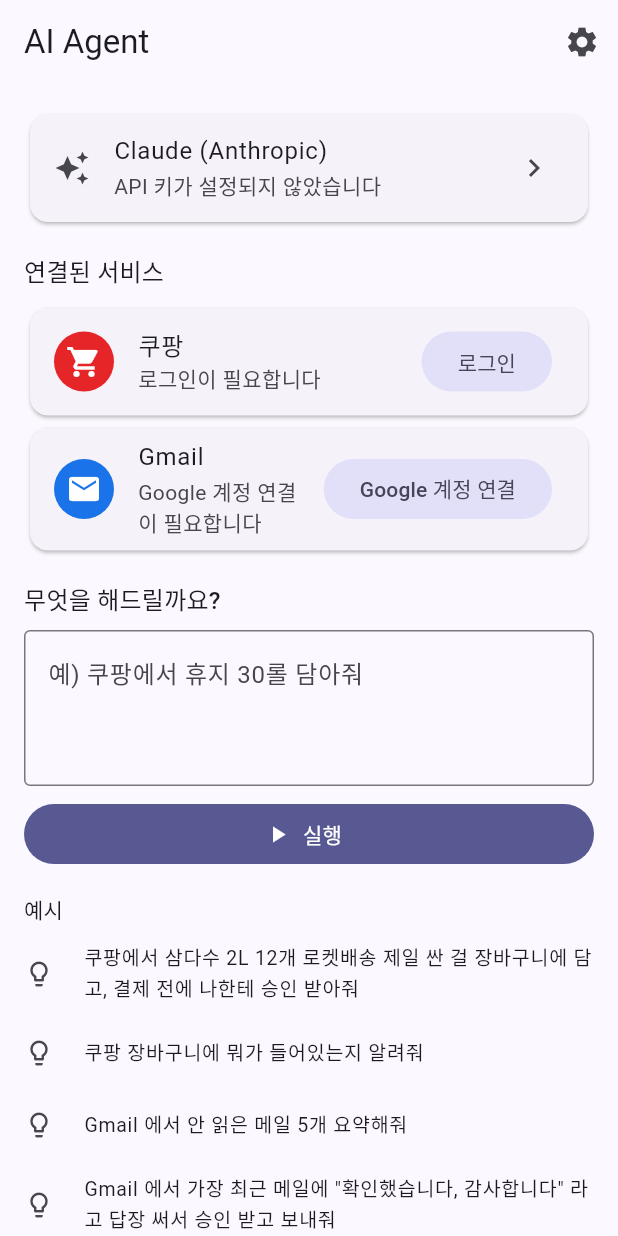
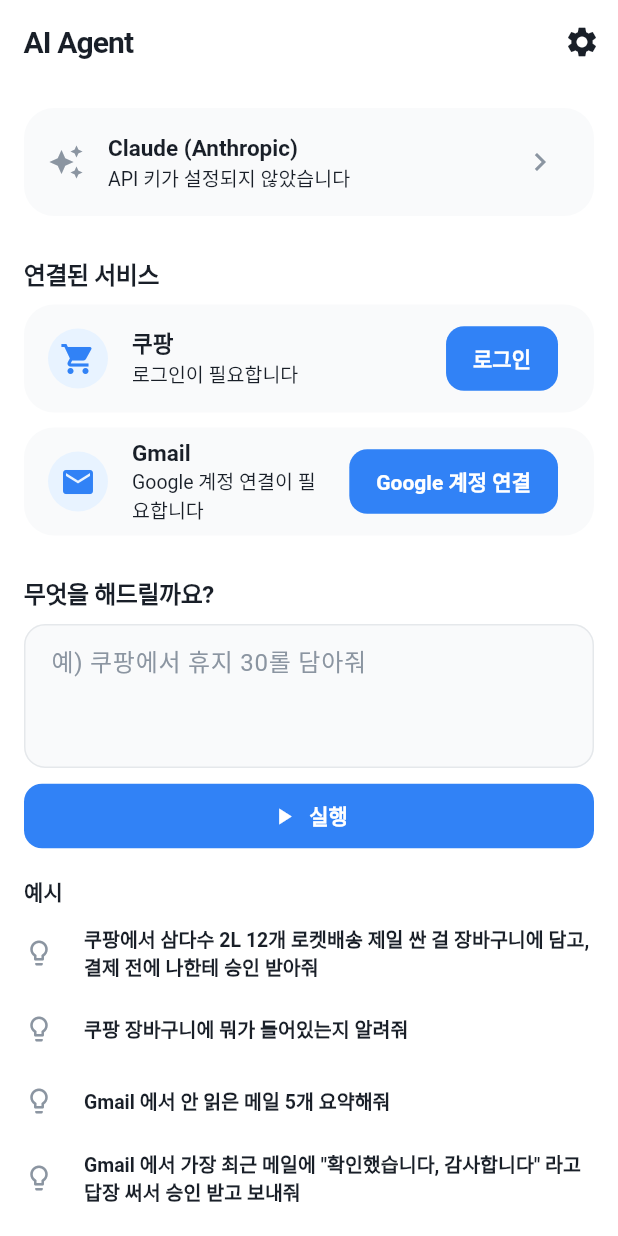
Before and after one commit to Lee-Soyeon/AI-Agent, a Flutter app: the screen it shows after launch, on a phone screen of 412 x 824 dp. Run offline on Flutter 3.47's test engine with Material 3 defaults, Android fonts, the phone set to English and light mode, and no system bars; our stand-ins replace flutter_secure_storage, google_sign_in, shared_preferences; missing offline and left inert: flutter_inappwebview; accounts and stored records are empty.

Commit message:
앱 디자인을 activity-timeblock 기본(clean·토스) 테마로 통일
- lib/ui/app_theme.dart: activity-timeblock globals.css 의 :root·다크 토큰
  (bg/tint/ink/muted/line/accent/accent-soft, radius 20/14/12)을 그대로 옮긴
  AppTokens + ThemeData. 카드는 선·그림자 없이 옅은 회색 면, 버튼은 12px
  라운드 + 700 굵기, 떠 있는 것에만 옅은 그림자.
- 보라색 시드 테마 제거, 화면별 하드코딩 색(주황·초록·브랜드색)을 토큰으로
  교체. 승인 카드·배너는 ToastProvider 의 warning 배색을 사용.
- 입력창의 개별 OutlineInputBorder 를 지워 테마의 입력 스타일을 따르게 함.

Co-Authored-By: Claude Opus 5.5 <noreply@anthropic.com>
Claude-Session: https://claude.ai/code/session_01QW2HnGhkNwnLW15sScN8Yo

```diff
--- a/lib/main.dart
+++ b/lib/main.dart
@@ -9,6 +9,7 @@ import 'core/settings_store.dart';
 import 'google/google_auth.dart';
 import 'google/writing_style.dart';
 import 'openai/chatgpt_auth.dart';
+import 'ui/app_theme.dart';
 import 'ui/home_screen.dart';
 
 Future<void> main() async {
@@ -53,13 +54,12 @@ class AiAgentApp extends StatelessWidget {
 
   @override
   Widget build(BuildContext context) {
-    const seed = Color(0xFF5B5BD6);
     return MaterialApp(
       title: 'AI Agent',
       navigatorKey: navigatorKey,
       debugShowCheckedModeBanner: false,
-      theme: ThemeData(colorSchemeSeed: seed, useMaterial3: true),
-      darkTheme: ThemeData(colorSchemeSeed: seed, brightness: Brightness.dark, useMaterial3: true),
+      theme: buildAppTheme(Brightness.light),
+      darkTheme: buildAppTheme(Brightness.dark),
       home: const HomeScreen(),
     );
   }
--- /dev/null
+++ b/lib/ui/app_theme.dart
@@ -0,0 +1,310 @@
+import 'package:flutter/material.dart';
+
+/// 디자인 토큰 — algorima/activity-timeblock 의 기본(clean, 토스 스타일) 테마를 그대로 옮겼다.
+///
+/// 출처: activity-timeblock `app/globals.css` 의 `:root` 와 다크 모드 블록.
+/// 경고·에러 배색은 같은 리포 `app/providers/ToastProvider.module.css` 의
+/// warning(#fffbe6/#744600, 테두리 #faad14)·error(#fce7e7/#d32f2f) 값.
+/// 새 색을 지어내지 말고, 필요하면 저쪽 토큰에서 가져올 것.
+@immutable
+class AppTokens extends ThemeExtension<AppTokens> {
+  const AppTokens({
+    required this.bg,
+    required this.paper,
+    required this.tint,
+    required this.ink,
+    required this.muted,
+    required this.line,
+    required this.lineStrong,
+    required this.accent,
+    required this.accentInk,
+    required this.accentSoft,
+    required this.warningBg,
+    required this.warningInk,
+    required this.warningLine,
+    required this.errorBg,
+    required this.errorInk,
+  });
+
+  final Color bg;
+  final Color paper;
+  final Color tint; // 카드 안쪽 옅은 면
+  final Color ink;
+  final Color muted;
+  final Color line;
+  final Color lineStrong;
+  final Color accent;
+  final Color accentInk;
+  final Color accentSoft; // 선택 상태·보조 버튼 배경
+  final Color warningBg;
+  final Color warningInk;
+  final Color warningLine;
+  final Color errorBg;
+  final Color errorInk;
+
+  static const light = AppTokens(
+    bg: Color(0xFFFFFFFF),
+    paper: Color(0xFFFFFFFF),
+    tint: Color(0xFFF9FAFB),
+    ink: Color(0xFF191F28),
+    muted: Color(0xFF8B95A1),
+    line: Color(0xFFF2F4F6),
+    lineStrong: Color(0xFFE5E8EB),
+    accent: Color(0xFF3182F6),
+    accentInk: Color(0xFFFFFFFF),
+    accentSoft: Color(0xFFE8F3FF),
+    warningBg: Color(0xFFFFFBE6),
+    warningInk: Color(0xFF744600),
+    warningLine: Color(0xFFFAAD14),
+    errorBg: Color(0xFFFCE7E7),
+    errorInk: Color(0xFFD32F2F),
+  );
+
+  static const dark = AppTokens(
+    bg: Color(0xFF0F1115),
+    paper: Color(0xFF17191F),
+    tint: Color(0xFF1B1E24),
+    ink: Color(0xFFE8EAED),
+    muted: Color(0xFF8B95A1),
+    line: Color(0xFF22252C),
+    lineStrong: Color(0xFF2B2F37),
+    accent: Color(0xFF4D94FF),
+    accentInk: Color(0xFFFFFFFF),
+    accentSoft: Color(0xFF16283F),
+    warningBg: Color(0xFF3A3106),
+    warningInk: Color(0xFFFFC53D),
+    warningLine: Color(0xFFFFC53D),
+    errorBg: Color(0xFF3A1A1A),
+    errorInk: Color(0xFFFF7875),
+  );
+
+  // globals.css: --r / --r-sm / --pill
+  static const double r = 20;
+  static const double rSm = 14;
+  static const double pill = 12;
+
+  // globals.css: --shadow-lg (떠 있는 것에만)
+  static const shadowLg = [
+    BoxShadow(color: Color(0x14191F28), blurRadius: 16, offset: Offset(0, 4)),
+  ];
+
+  static AppTokens of(BuildContext context) => Theme.of(context).extension<AppTokens>()!;
+
+  @override
+  AppTokens copyWith() => this;
+
+  @override
+  AppTokens lerp(AppTokens? other, double t) => t < 0.5 || other == null ? this : other;
+}
+
+ThemeData buildAppTheme(Brightness brightness) {
+  final t = brightness == Brightness.dark ? AppTokens.dark : AppTokens.light;
+  final pillShape = RoundedRectangleBorder(borderRadius: BorderRadius.circular(AppTokens.pill));
+  const buttonText = TextStyle(fontSize: 14, fontWeight: FontWeight.w700);
+  const buttonPadding = EdgeInsets.symmetric(horizontal: 18, vertical: 11);
+
+  final scheme = ColorScheme(
+    brightness: brightness,
+    primary: t.accent,
+    onPrimary: t.accentInk,
+    primaryContainer: t.accentSoft,
+    onPrimaryContainer: t.accent,
+    secondary: t.accent,
+    onSecondary: t.accentInk,
+    secondaryContainer: t.accentSoft,
+    onSecondaryContainer: t.accent,
+    tertiary: t.muted,
+    onTertiary: t.paper,
+    error: t.errorInk,
+    onError: t.paper,
+    errorContainer: t.errorBg,
+    onErrorContainer: t.errorInk,
+    surface: t.paper,
+    onSurface: t.ink,
+    onSurfaceVariant: t.muted,
+    surfaceContainerLowest: t.paper,
+    surfaceContainerLow: t.tint,
+    surfaceContainer: t.tint,
+    surfaceContainerHigh: t.tint,
+    surfaceContainerHighest: t.line,
+    outline: t.muted,
+    outlineVariant: t.lineStrong,
+    shadow: const Color(0xFF191F28),
+    surfaceTint: Colors.transparent,
+  );
+
+  final base = ThemeData(
+    useMaterial3: true,
+    brightness: brightness,
+    colorScheme: scheme,
+    // 폰트는 번들하지 않는다 — iOS 기본(SF + Apple SD Gothic Neo)은
+    // activity-timeblock 의 Pretendard 폴백 체인과 같다.
+  );
+
+  final text = base.textTheme.apply(bodyColor: t.ink, displayColor: t.ink);
+
+  return base.copyWith(
+    scaffoldBackgroundColor: t.bg,
+    canvasColor: t.bg,
+    dividerColor: t.line,
+    extensions: [t],
+    textTheme: text.copyWith(
+      titleLarge: text.titleLarge?.copyWith(fontWeight: FontWeight.w700, letterSpacing: -0.6),
+      titleMedium: text.titleMedium?.copyWith(fontWeight: FontWeight.w700, letterSpacing: -0.3),
+      titleSmall: text.titleSmall?.copyWith(fontWeight: FontWeight.w700),
+      bodySmall: text.bodySmall?.copyWith(color: t.muted),
+      labelLarge: text.labelLarge?.copyWith(fontWeight: FontWeight.w700),
+    ),
+    appBarTheme: AppBarTheme(
+      backgroundColor: t.bg,
+      foregroundColor: t.ink,
+      elevation: 0,
+      scrolledUnderElevation: 0,
+      centerTitle: false,
+      titleTextStyle: TextStyle(
+        color: t.ink,
+        fontSize: 20,
+        fontWeight: FontWeight.w700,
+        letterSpacing: -0.6,
+      ),
+    ),
+    // 흰 바탕에 옅은 회색 면으로 구분 — 선·그림자 없음
+    cardTheme: CardThemeData(
+      color: t.tint,
+      elevation: 0,
+      shadowColor: Colors.transparent,
+      surfaceTintColor: Colors.transparent,
+      margin: const EdgeInsets.only(bottom: 10),
+      shape: RoundedRectangleBorder(borderRadius: BorderRadius.circular(AppTokens.r)),
+      clipBehavior: Clip.antiAlias,
+    ),
+    listTileTheme: ListTileThemeData(
+      iconColor: t.muted,
+      textColor: t.ink,
+      subtitleTextStyle: TextStyle(color: t.muted, fontSize: 13),
+      titleTextStyle: TextStyle(color: t.ink, fontSize: 15, fontWeight: FontWeight.w600),
+      shape: RoundedRectangleBorder(borderRadius: BorderRadius.circular(AppTokens.r)),
+    ),
+    dividerTheme: DividerThemeData(color: t.line, thickness: 1, space: 1),
+    filledButtonTheme: FilledButtonThemeData(
+      style: FilledButton.styleFrom(
+        backgroundColor: t.accent,
+        foregroundColor: t.accentInk,
+        disabledBackgroundColor: t.line,
+        disabledForegroundColor: t.muted,
+        shape: pillShape,
+        padding: buttonPadding,
+        textStyle: buttonText,
+        elevation: 0,
+      ),
+    ),
+    elevatedButtonTheme: ElevatedButtonThemeData(
+      style: ElevatedButton.styleFrom(
+        backgroundColor: t.accentSoft,
+        foregroundColor: t.accent,
+        shape: pillShape,
+        padding: buttonPadding,
+        textStyle: buttonText,
+        elevation: 0,
+      ),
+    ),
+    outlinedButtonTheme: OutlinedButtonThemeData(
+      style: OutlinedButton.styleFrom(
+        foregroundColor: t.ink,
+        backgroundColor: t.tint,
+        side: BorderSide(color: t.lineStrong),
+        shape: pillShape,
+        padding: buttonPadding,
+        textStyle: buttonText,
+      ),
+    ),
+    textButtonTheme: TextButtonThemeData(
+      style: TextButton.styleFrom(
+        foregroundColor: t.accent,
+        shape: pillShape,
+        textStyle: buttonText,
+      ),
+    ),
+    iconButtonTheme: IconButtonThemeData(style: IconButton.styleFrom(foregroundColor: t.ink)),
+    inputDecorationTheme: InputDecorationTheme(
+      filled: true,
+      fillColor: t.tint,
+      hintStyle: TextStyle(color: t.muted),
+      labelStyle: TextStyle(color: t.muted),
+      contentPadding: const EdgeInsets.symmetric(horizontal: 14, vertical: 12),
+      border: OutlineInputBorder(
+        borderRadius: BorderRadius.circular(AppTokens.rSm),
+        borderSide: BorderSide(color: t.lineStrong),
+      ),
+      enabledBorder: OutlineInputBorder(
+        borderRadius: BorderRadius.circular(AppTokens.rSm),
+        borderSide: BorderSide(color: t.lineStrong),
+      ),
+      focusedBorder: OutlineInputBorder(
+        borderRadius: BorderRadius.circular(AppTokens.rSm),
+        borderSide: BorderSide(color: t.accent, width: 1.5),
+      ),
+    ),
+    chipTheme: ChipThemeData(
+      backgroundColor: t.tint,
+      selectedColor: t.accentSoft,
+      side: BorderSide(color: t.lineStrong),
+      labelStyle: TextStyle(color: t.ink, fontSize: 13, fontWeight: FontWeight.w600),
+      shape: RoundedRectangleBorder(borderRadius: BorderRadius.circular(AppTokens.pill)),
+    ),
+    segmentedButtonTheme: SegmentedButtonThemeData(
+      style: SegmentedButton.styleFrom(
+        backgroundColor: t.tint,
+        foregroundColor: t.ink,
+        selectedBackgroundColor: t.accentSoft,
+        selectedForegroundColor: t.accent,
+        side: BorderSide(color: t.lineStrong),
+        shape: pillShape,
+        textStyle: const TextStyle(fontWeight: FontWeight.w600),
+      ),
+    ),
+    // 떠 있는 것(다이얼로그·시트·메뉴·스낵바)만 --shadow-lg 수준으로
+    dialogTheme: DialogThemeData(
+      backgroundColor: t.paper,
+      surfaceTintColor: Colors.transparent,
+      shape: RoundedRectangleBorder(borderRadius: BorderRadius.circular(AppTokens.r)),
+    ),
+    bottomSheetTheme: BottomSheetThemeData(
+      backgroundColor: t.paper,
+      surfaceTintColor: Colors.transparent,
+      shape: const RoundedRectangleBorder(
+        borderRadius: BorderRadius.vertical(top: Radius.circular(AppTokens.r)),
+      ),
+    ),
+    popupMenuTheme: PopupMenuThemeData(
+      color: t.paper,
+      surfaceTintColor: Colors.transparent,
+      shape: RoundedRectangleBorder(borderRadius: BorderRadius.circular(AppTokens.rSm)),
+    ),
+    snackBarTheme: SnackBarThemeData(
+      behavior: SnackBarBehavior.floating,
+      backgroundColor: t.accentSoft,
+      contentTextStyle: TextStyle(color: t.accent, fontSize: 14, fontWeight: FontWeight.w700),
+      shape: RoundedRectangleBorder(borderRadius: BorderRadius.circular(AppTokens.rSm)),
+      elevation: 0,
+    ),
+    progressIndicatorTheme: ProgressIndicatorThemeData(
+      color: t.accent,
+      linearTrackColor: t.line,
+    ),
+    switchTheme: SwitchThemeData(
+      thumbColor: WidgetStateProperty.resolveWith(
+        (s) => s.contains(WidgetState.selected) ? t.accentInk : t.paper,
+      ),
+      trackColor: WidgetStateProperty.resolveWith(
+        (s) => s.contains(WidgetState.selected) ? t.accent : t.lineStrong,
+      ),
+      trackOutlineColor: const WidgetStatePropertyAll(Colors.transparent),
+    ),
+    radioTheme: RadioThemeData(
+      fillColor: WidgetStateProperty.resolveWith(
+        (s) => s.contains(WidgetState.selected) ? t.accent : t.muted,
+      ),
+    ),
+  );
+}
--- a/lib/ui/chatgpt_login.dart
+++ b/lib/ui/chatgpt_login.dart
@@ -23,7 +23,7 @@ class ChatGptAccountTile extends StatelessWidget {
             if (auth.isSignedIn)
               ListTile(
                 contentPadding: EdgeInsets.zero,
-                leading: const Icon(Icons.verified_user, color: Colors.green),
+                leading: Icon(Icons.verified_user, color: theme.colorScheme.primary),
                 title: Text(auth.email ?? 'ChatGPT 계정'),
                 subtitle: Text('요금제: ${auth.planType ?? '알 수 없음'}'),
                 trailing: TextButton(onPressed: auth.signOut, child: const Text('로그아웃')),
--- a/lib/ui/home_screen.dart
+++ b/lib/ui/home_screen.dart
@@ -9,6 +9,7 @@ import '../core/settings_store.dart';
 import '../google/google_auth.dart';
 import '../google/writing_style.dart';
 import '../openai/chatgpt_auth.dart';
+import 'app_theme.dart';
 import 'browser_screen.dart';
 import 'remote_browser_screen.dart';
 import 'settings_screen.dart';
@@ -129,11 +130,7 @@ class _HomeScreenState extends State<HomeScreen> {
             for (final site in allSites)
               Card(
                 child: ListTile(
-                  leading: CircleAvatar(
-                    backgroundColor: site.color,
-                    foregroundColor: Colors.white,
-                    child: Icon(site.icon),
-                  ),
+                  leading: CircleAvatar(child: Icon(site.icon)),
                   title: Text(site.name),
                   subtitle: Text(sessions.isLoggedIn(site) ? '로그인됨' : '로그인이 필요합니다'),
                   trailing: sessions.isLoggedIn(site)
@@ -156,7 +153,6 @@ class _HomeScreenState extends State<HomeScreen> {
             minLines: 3,
             maxLines: 6,
             decoration: const InputDecoration(
-              border: OutlineInputBorder(),
               hintText: '예) 쿠팡에서 휴지 30롤 담아줘',
             ),
           ),
@@ -288,11 +284,7 @@ class _GmailCard extends StatelessWidget {
       child: Column(
         children: [
           ListTile(
-            leading: const CircleAvatar(
-              backgroundColor: Color(0xFF1A73E8),
-              foregroundColor: Colors.white,
-              child: Icon(Icons.mail),
-            ),
+            leading: const CircleAvatar(child: Icon(Icons.mail)),
             title: const Text('Gmail'),
             subtitle: Text(
               google.isSignedIn ? '${google.email} · Gmail API 연결됨' : 'Google 계정 연결이 필요합니다',
@@ -353,10 +345,10 @@ class _ActiveTaskBanner extends StatelessWidget {
 
   @override
   Widget build(BuildContext context) {
-    final scheme = Theme.of(context).colorScheme;
+    final t = AppTokens.of(context);
     final needsYou = agent.pendingApproval != null || agent.pendingQuestion != null;
     return Card(
-      color: needsYou ? scheme.errorContainer : scheme.primaryContainer,
+      color: needsYou ? t.warningBg : t.accentSoft,
       child: ListTile(
         leading: agent.isBusy && !needsYou
             ? const SizedBox(
--- a/lib/ui/remote_browser_screen.dart
+++ b/lib/ui/remote_browser_screen.dart
@@ -208,7 +208,6 @@ class _RemoteBrowserScreenState extends State<RemoteBrowserScreen> {
                       decoration: InputDecoration(
                         hintText: '입력할 글자 (탭한 칸에 입력됨)',
                         isDense: true,
-                        border: const OutlineInputBorder(),
                         suffixIcon: IconButton(
                           tooltip: '글자 가리기',
                           icon: Icon(_secret ? Icons.lock : Icons.lock_open),
--- a/lib/ui/settings_screen.dart
+++ b/lib/ui/settings_screen.dart
@@ -126,7 +126,6 @@ class _SettingsScreenState extends State<SettingsScreen> {
               decoration: const InputDecoration(
                 labelText: '서버 주소',
                 hintText: 'https://agent.example.com',
-                border: OutlineInputBorder(),
               ),
             ),
             const SizedBox(height: 8),
@@ -137,7 +136,6 @@ class _SettingsScreenState extends State<SettingsScreen> {
               enableSuggestions: false,
               decoration: const InputDecoration(
                 labelText: '서버 토큰 (AGENT_TOKEN)',
-                border: OutlineInputBorder(),
               ),
             ),
             const SizedBox(height: 8),
@@ -184,7 +182,6 @@ class _SettingsScreenState extends State<SettingsScreen> {
                 enableSuggestions: false,
                 decoration: InputDecoration(
                   labelText: 'API 키',
-                  border: const OutlineInputBorder(),
                   suffixIcon: IconButton(
                     icon: Icon(_revealed.contains(v) ? Icons.visibility_off : Icons.visibility),
                     onPressed: () => setState(
@@ -200,7 +197,6 @@ class _SettingsScreenState extends State<SettingsScreen> {
               decoration: InputDecoration(
                 labelText: '모델',
                 helperText: '기본값: ${v.defaultModel}',
-                border: const OutlineInputBorder(),
               ),
             ),
             if (v == LlmVendor.anthropic) ...[
@@ -211,7 +207,6 @@ class _SettingsScreenState extends State<SettingsScreen> {
                 decoration: const InputDecoration(
                   labelText: '워크스페이스 ID (선택)',
                   helperText: '"not scoped to a workspace" 오류가 날 때만 입력 (wrkspc_…)',
-                  border: OutlineInputBorder(),
                 ),
               ),
             ],
@@ -223,7 +218,6 @@ class _SettingsScreenState extends State<SettingsScreen> {
             decoration: const InputDecoration(
               labelText: '작업당 최대 단계 수',
               helperText: '에이전트가 무한히 돌지 않도록 제한합니다',
-              border: OutlineInputBorder(),
             ),
           ),
           const SizedBox(height: 16),
--- a/lib/ui/writing_style_screen.dart
+++ b/lib/ui/writing_style_screen.dart
@@ -123,7 +123,7 @@ class _WritingStyleScreenState extends State<WritingStyleScreen> {
                 controller: _guide,
                 maxLines: null,
                 minLines: 12,
-                decoration: const InputDecoration(border: OutlineInputBorder()),
+                decoration: const InputDecoration(),
               )
             else
               Card(
```
Also changed, not shown: lib/ui/task_screen.dart (+10 -11 lines).
